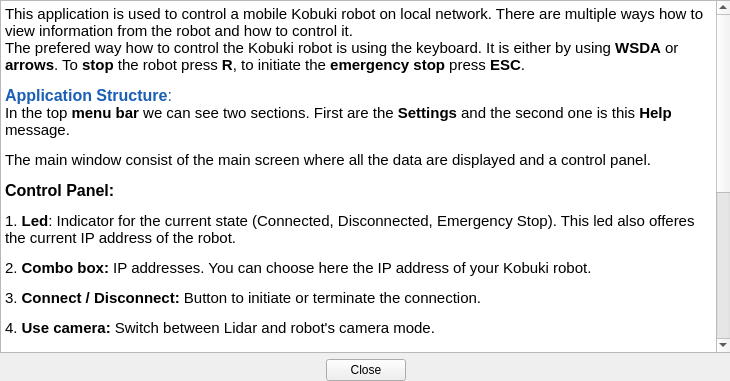
Before: the Qt Designer form demoRMR/HelpWindow.ui in KocurMaros/HMI, drawn with Qt 5.
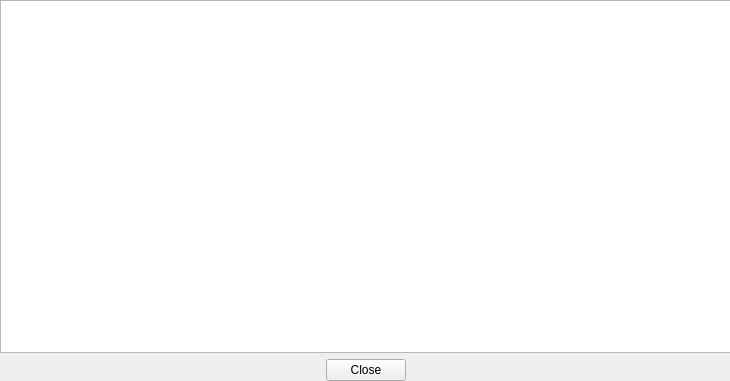
After: the same form once the commit is applied.

Commit message: ui: keep help text in md file

Diff of the .ui file:
```diff
--- a/demoRMR/HelpWindow.ui
+++ b/demoRMR/HelpWindow.ui
@@ -33,24 +33,7 @@
 &lt;html&gt;&lt;head&gt;&lt;meta name=&quot;qrichtext&quot; content=&quot;1&quot; /&gt;&lt;style type=&quot;text/css&quot;&gt;
 p, li { white-space: pre-wrap; }
 &lt;/style&gt;&lt;/head&gt;&lt;body style=&quot; font-family:'Ubuntu'; font-size:11pt; font-weight:400; font-style:normal;&quot;&gt;
-&lt;p style=&quot; margin-top:12px; margin-bottom:12px; margin-left:0px; margin-right:0px; -qt-block-indent:0; text-indent:0px;&quot;&gt;This application is used to control a mobile Kobuki robot on local network. There are multiple ways how to view information from the robot and how to control it.&lt;br /&gt;The prefered way how to control the Kobuki robot is using the keyboard. It is either by using &lt;span style=&quot; font-weight:600;&quot;&gt;WSDA&lt;/span&gt; or &lt;span style=&quot; font-weight:600;&quot;&gt;arrows&lt;/span&gt;. To &lt;span style=&quot; font-weight:600;&quot;&gt;stop&lt;/span&gt; the robot press &lt;span style=&quot; font-weight:600;&quot;&gt;R&lt;/span&gt;, to initiate the &lt;span style=&quot; font-weight:600;&quot;&gt;emergency stop &lt;/span&gt;press&lt;span style=&quot; font-weight:600;&quot;&gt; ESC&lt;/span&gt;.&lt;/p&gt;
-&lt;p style=&quot; margin-top:12px; margin-bottom:12px; margin-left:0px; margin-right:0px; -qt-block-indent:0; text-indent:0px;&quot;&gt;&lt;span style=&quot; font-size:12pt; font-weight:600; color:#1a5fb4;&quot;&gt;Application Structure&lt;/span&gt;&lt;span style=&quot; font-size:12pt; color:#1a5fb4;&quot;&gt;:&lt;br /&gt;&lt;/span&gt;In the top &lt;span style=&quot; font-weight:600;&quot;&gt;menu bar &lt;/span&gt;we can see two sections. First are the &lt;span style=&quot; font-weight:600;&quot;&gt;Settings&lt;/span&gt; and the second one is this &lt;span style=&quot; font-weight:600;&quot;&gt;Help &lt;/span&gt;message.&lt;/p&gt;
-&lt;p style=&quot; margin-top:12px; margin-bottom:12px; margin-left:0px; margin-right:0px; -qt-block-indent:0; text-indent:0px;&quot;&gt;The main window consist of the main screen where all the data are displayed and a control panel.&lt;/p&gt;
-&lt;p style=&quot; margin-top:12px; margin-bottom:12px; margin-left:0px; margin-right:0px; -qt-block-indent:0; text-indent:0px;&quot;&gt;&lt;span style=&quot; font-size:12pt; font-weight:600;&quot;&gt;Control Panel:&lt;/span&gt;&lt;/p&gt;
-&lt;p style=&quot; margin-top:12px; margin-bottom:12px; margin-left:0px; margin-right:0px; -qt-block-indent:0; text-indent:0px;&quot;&gt;1. &lt;span style=&quot; font-weight:600;&quot;&gt;Led&lt;/span&gt;: Indicator for the current state (Connected, Disconnected, Emergency Stop). This led also offeres the current IP address of the robot.&lt;/p&gt;
-&lt;p style=&quot; margin-top:12px; margin-bottom:12px; margin-left:0px; margin-right:0px; -qt-block-indent:0; text-indent:0px;&quot;&gt;2. &lt;span style=&quot; font-weight:600;&quot;&gt;Combo box:&lt;/span&gt; IP addresses. You can choose here the IP address of your Kobuki robot.&lt;/p&gt;
-&lt;p style=&quot; margin-top:12px; margin-bottom:12px; margin-left:0px; margin-right:0px; -qt-block-indent:0; text-indent:0px;&quot;&gt;3. &lt;span style=&quot; font-weight:600;&quot;&gt;Connect / Disconnect:&lt;/span&gt; Button to initiate or terminate the connection.&lt;/p&gt;
-&lt;p style=&quot; margin-top:12px; margin-bottom:12px; margin-left:0px; margin-right:0px; -qt-block-indent:0; text-indent:0px;&quot;&gt;4. &lt;span style=&quot; font-weight:600;&quot;&gt;Use camera:&lt;/span&gt; Switch between Lidar and robot's camera mode.&lt;/p&gt;
-&lt;p style=&quot; margin-top:12px; margin-bottom:12px; margin-left:0px; margin-right:0px; -qt-block-indent:0; text-indent:0px;&quot;&gt;5. &lt;span style=&quot; font-weight:600;&quot;&gt;Robot's position:X&lt;/span&gt;, &lt;span style=&quot; font-weight:600;&quot;&gt;Y&lt;/span&gt; and &lt;span style=&quot; font-weight:600;&quot;&gt;Rotation&lt;/span&gt; of the robot.&lt;/p&gt;
-&lt;p style=&quot; margin-top:12px; margin-bottom:12px; margin-left:0px; margin-right:0px; -qt-block-indent:0; text-indent:0px;&quot;&gt;6. &lt;span style=&quot; font-weight:600;&quot;&gt;Emergency stop:&lt;/span&gt; This button will push the robot into emergency stop state.&lt;/p&gt;
-&lt;p style=&quot; margin-top:12px; margin-bottom:12px; margin-left:0px; margin-right:0px; -qt-block-indent:0; text-indent:0px;&quot;&gt;In this state you can only switch between the lidar and camera view. Movement is prohibited.&lt;/p&gt;
-&lt;p style=&quot;-qt-paragraph-type:empty; margin-top:12px; margin-bottom:12px; margin-left:0px; margin-right:0px; -qt-block-indent:0; text-indent:0px;&quot;&gt;&lt;br /&gt;&lt;/p&gt;
-&lt;p style=&quot; margin-top:12px; margin-bottom:12px; margin-left:0px; margin-right:0px; -qt-block-indent:0; text-indent:0px;&quot;&gt;&lt;span style=&quot; font-weight:600;&quot;&gt;Settings:&lt;/span&gt;&lt;/p&gt;
-&lt;p style=&quot; margin-top:12px; margin-bottom:12px; margin-left:0px; margin-right:0px; -qt-block-indent:0; text-indent:0px;&quot;&gt;1. &lt;span style=&quot; font-weight:600;&quot;&gt;Colorscheme:&lt;/span&gt; You can choose between 3 colorschemes. &lt;span style=&quot; font-weight:600;&quot;&gt;Default, coffee, mocha.&lt;/span&gt;&lt;/p&gt;
-&lt;p style=&quot; margin-top:12px; margin-bottom:12px; margin-left:0px; margin-right:0px; -qt-block-indent:0; text-indent:0px;&quot;&gt;2.&lt;span style=&quot; font-weight:600;&quot;&gt; Control buttons: &lt;/span&gt;Show the control buttons in the app.&lt;/p&gt;
-&lt;p style=&quot; margin-top:12px; margin-bottom:12px; margin-left:0px; margin-right:0px; -qt-block-indent:0; text-indent:0px;&quot;&gt;3.&lt;span style=&quot; font-weight:600;&quot;&gt; Left-handed mode:&lt;/span&gt; Switch the app into left handed mode.&lt;/p&gt;
-&lt;p style=&quot;-qt-paragraph-type:empty; margin-top:12px; margin-bottom:12px; margin-left:0px; margin-right:0px; -qt-block-indent:0; text-indent:0px;&quot;&gt;&lt;br /&gt;&lt;/p&gt;
-&lt;p style=&quot; margin-top:12px; margin-bottom:12px; margin-left:0px; margin-right:0px; -qt-block-indent:0; text-indent:0px;&quot;&gt;Thank you for using this controller.&lt;/p&gt;&lt;/body&gt;&lt;/html&gt;</string>
+&lt;p style=&quot;-qt-paragraph-type:empty; margin-top:12px; margin-bottom:12px; margin-left:0px; margin-right:0px; -qt-block-indent:0; text-indent:0px;&quot;&gt;&lt;br /&gt;&lt;/p&gt;&lt;/body&gt;&lt;/html&gt;</string>
       </property>
      </widget>
     </item>
```
The commit also changes 4 other files.
